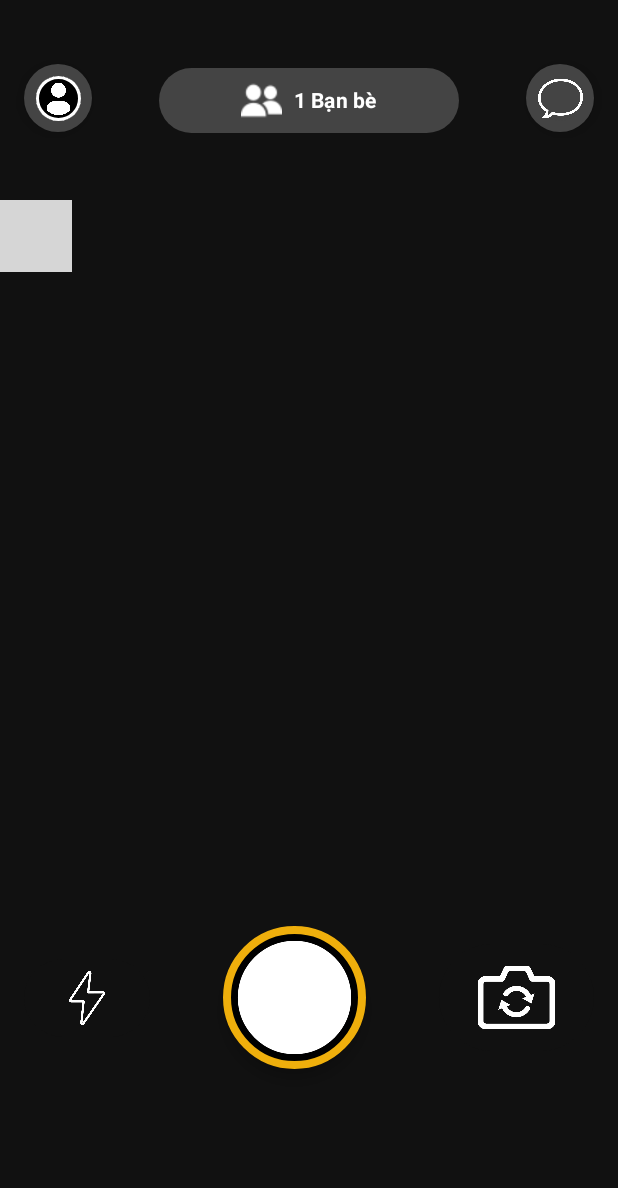
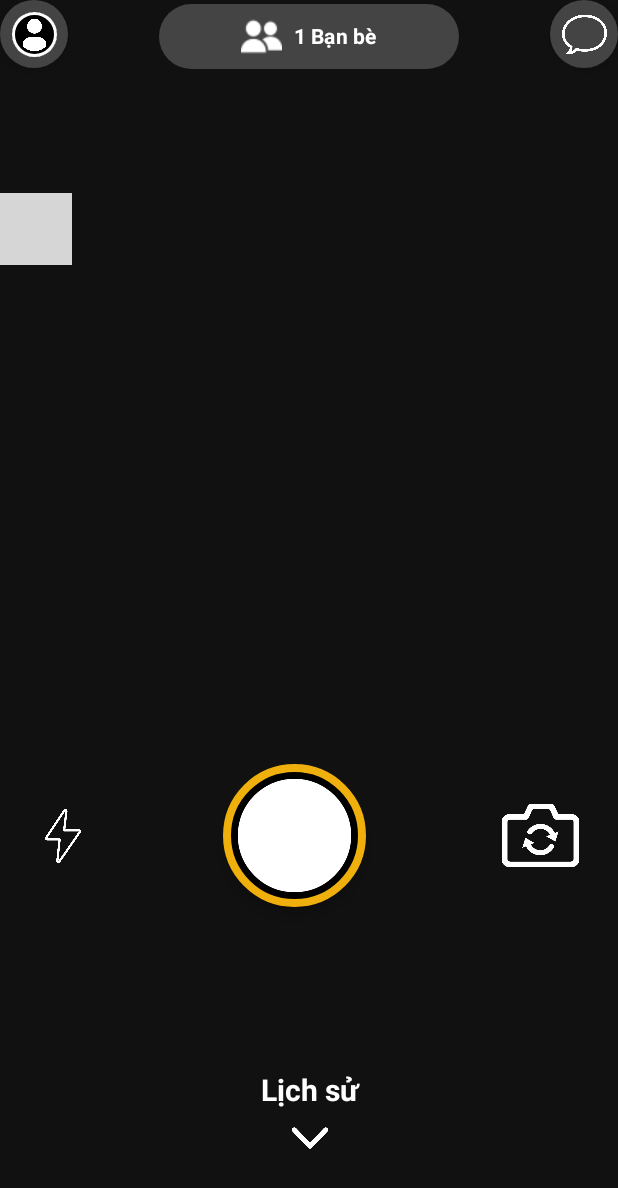
Before and after one commit to Nhandeptrai-123/Application-Socket, an Android app built with Jetpack Compose: the screen it shows after launch (MainActivity), on a phone screen of 412 x 824 dp. Shown: the top 1188 px of the screen. Run offline under Robolectric (Android 15) with nearby library versions, the phone set to English and light mode, and no system bars; libraries missing offline, so code that uses them is left out: androidx.camera.core, androidx.camera.view; 3 statements that could not run were skipped; grey boxes are pictures that could not be loaded.

Commit message:
Adding HistoryPart to CameraScreenTakePicture and weight for all Composable function

```diff
--- a/app/src/main/java/com/example/applicationsocket/ui/cameraStuff/CameraScreenTakePicture.kt
+++ b/app/src/main/java/com/example/applicationsocket/ui/cameraStuff/CameraScreenTakePicture.kt
@@ -13,11 +13,13 @@ import androidx.compose.foundation.BorderStroke
 import androidx.compose.foundation.Image
 import androidx.compose.foundation.background
 import androidx.compose.foundation.border
+import androidx.compose.foundation.clickable
 import androidx.compose.foundation.layout.Arrangement
 import androidx.compose.foundation.layout.Box
 import androidx.compose.foundation.layout.Column
 import androidx.compose.foundation.layout.Row
 import androidx.compose.foundation.layout.Spacer
+import androidx.compose.foundation.layout.fillMaxHeight
 import androidx.compose.foundation.layout.fillMaxSize
 import androidx.compose.foundation.layout.fillMaxWidth
 import androidx.compose.foundation.layout.height
@@ -62,6 +64,7 @@ import androidx.compose.ui.text.font.FontStyle
 import androidx.compose.ui.text.font.FontWeight
 import androidx.compose.ui.tooling.preview.Preview
 import androidx.compose.ui.unit.dp
+import androidx.compose.ui.unit.sp
 import androidx.core.content.ContextCompat
 import com.example.applicationsocket.CameraPreview
 //import com.example.applicationsocket.CameraPreview
@@ -75,8 +78,8 @@ import java.io.File
 fun TopBar(modifier: Modifier = Modifier){
     Row(
         modifier = Modifier
-            .fillMaxWidth()
-            .padding(16.dp),
+            .fillMaxSize(),
+//            .padding(16.dp),
         horizontalArrangement = Arrangement.SpaceBetween
     ) {
         FloatingActionButton(
@@ -147,8 +150,8 @@ fun BottomBar(
     val backgroundColorLocket = Color(0xFF111111)
     Row(
         modifier = Modifier
-            .fillMaxWidth()
-            .padding(16.dp),
+            .fillMaxWidth(),
+//            .padding(16.dp),
         horizontalArrangement = Arrangement.SpaceBetween,
         verticalAlignment = Alignment.CenterVertically
     ) {
@@ -204,6 +207,149 @@ fun BottomBar(
                     .size(55.dp)
                     .background(backgroundColorLocket)
             )
+        }
+    }
+}
+
+
+
+@Composable
+fun HistoryPart(){
+    //su dung cho toan app
+    val backgroundColorLocket = Color(0xFF111111)
+    Column(
+        verticalArrangement = Arrangement.Center,
+        horizontalAlignment = Alignment.CenterHorizontally,
+        modifier = Modifier
+            .clickable {  }
+            .background(backgroundColorLocket)
+//            .fillMaxWidth()
+    ) {
+        Text(
+            text = "Lịch sử",
+            color = Color.White,
+            fontWeight = FontWeight.Bold,
+            fontSize = 20.sp
+        )
+        Image(
+            painter = painterResource(id = R.drawable.down_arrow),
+            contentDescription = null,
+            modifier = Modifier
+                .size(40.dp)
+        )
+    }
+}
+
+@Composable
+fun TestMain1() {
+    val context = LocalContext.current
+    val (currentCamera, setCurrentCamera) = remember { mutableStateOf(CameraSelector.DEFAULT_BACK_CAMERA) }
+    val (flashEnabled, setFlashEnabled) = remember { mutableStateOf(false) }
+    val (showWhiteScreen, setShowWhiteScreen) = remember { mutableStateOf(false) }
+    val imageCapture = remember {
+        ImageCapture.Builder().build()
+    }
+
+    val coroutineScope = rememberCoroutineScope()
+
+
+
+    fun capturePhoto() {
+        if (flashEnabled && currentCamera == CameraSelector.DEFAULT_BACK_CAMERA) {
+            imageCapture.flashMode = ImageCapture.FLASH_MODE_ON
+        } else {
+            imageCapture.flashMode = ImageCapture.FLASH_MODE_OFF
+        }
+
+        val photoFile = File(
+            context.getExternalFilesDir(null),
+            "${System.currentTimeMillis()}.jpg"
+        )
+
+        val outputOptions = ImageCapture.OutputFileOptions.Builder(photoFile).build()
+
+        imageCapture.takePicture(
+            outputOptions,
+            ContextCompat.getMainExecutor(context),
+            object : ImageCapture.OnImageSavedCallback {
+                override fun onError(exception: ImageCaptureException) {
+                    Log.e("CameraPreview", "Photo capture failed: ${exception.message}", exception)
+                }
+
+                override fun onImageSaved(outputFileResults: ImageCapture.OutputFileResults) {
+                    val savedUri = Uri.fromFile(photoFile)
+                    Log.d("CameraPreview", "Photo capture succeeded: $savedUri")
+                    Toast.makeText(context, "Photo capture succeeded: $savedUri", Toast.LENGTH_SHORT).show()
+                    // Handle the saved image URI here
+                }
+            }
+        )
+    }
+
+    fun takePicture() {
+        capturePhoto()
+    }
+
+    Column(modifier = Modifier.fillMaxSize()) {
+        //su dung cho toan app
+        val backgroundColorLocket = Color(0xFF111111)
+        // Phần trên cùng của màn hình
+        Row(
+            modifier = Modifier
+                .fillMaxWidth()
+                .weight(0.15625f)
+                .background(backgroundColorLocket),
+            verticalAlignment = Alignment.CenterVertically
+        ) {
+            TopBar()
+        }
+
+        // Phần giữa của màn hình
+        Row(
+            modifier = Modifier
+                .fillMaxWidth()
+                .weight(0.4375f)
+                .background(backgroundColorLocket)
+                .clip(RoundedCornerShape(55.dp))
+        ) {
+            CameraPreview(currentCamera, onImageCaptured = { uri ->
+                // Handle captured image URI here
+            }, imageCapture)
+        }
+        // Phần dưới cùng của màn hình
+        Row(
+            modifier = Modifier
+                .fillMaxWidth()
+                .weight(0.21875f)
+                .background(backgroundColorLocket)
+                .padding(top = 20.dp),
+//            verticalAlignment = Alignment.CenterVertically
+        ) {
+            BottomBar(
+                onTakePicture = { takePicture() },
+                onSwitchCamera = {
+                    setCurrentCamera(
+                        if (currentCamera == CameraSelector.DEFAULT_BACK_CAMERA)
+                            CameraSelector.DEFAULT_FRONT_CAMERA
+                        else
+                            CameraSelector.DEFAULT_BACK_CAMERA
+                    )
+                },
+                flashEnabled = flashEnabled,
+                onFlashToggle = { setFlashEnabled(!flashEnabled) }
+            )
+        }
+
+        Row(
+            horizontalArrangement = Arrangement.Center,
+            verticalAlignment = Alignment.CenterVertically,
+            modifier = Modifier
+                .fillMaxWidth()
+                .background(backgroundColorLocket)
+                .weight(0.1875f)
+
+        ){
+            HistoryPart()
         }
     }
 }
@@ -342,110 +488,6 @@ fun BottomBar(
 //    }
 //}
 
-@Composable
-fun TestMain1() {
-    val context = LocalContext.current
-    val (currentCamera, setCurrentCamera) = remember { mutableStateOf(CameraSelector.DEFAULT_BACK_CAMERA) }
-    val (flashEnabled, setFlashEnabled) = remember { mutableStateOf(false) }
-    val (showWhiteScreen, setShowWhiteScreen) = remember { mutableStateOf(false) }
-    val imageCapture = remember {
-        ImageCapture.Builder().build()
-    }
-
-    val coroutineScope = rememberCoroutineScope()
-
-
-
-    fun capturePhoto() {
-        if (flashEnabled && currentCamera == CameraSelector.DEFAULT_BACK_CAMERA) {
-            imageCapture.flashMode = ImageCapture.FLASH_MODE_ON
-        } else {
-            imageCapture.flashMode = ImageCapture.FLASH_MODE_OFF
-        }
-
-        val photoFile = File(
-            context.getExternalFilesDir(null),
-            "${System.currentTimeMillis()}.jpg"
-        )
-
-        val outputOptions = ImageCapture.OutputFileOptions.Builder(photoFile).build()
-
-        imageCapture.takePicture(
-            outputOptions,
-            ContextCompat.getMainExecutor(context),
-            object : ImageCapture.OnImageSavedCallback {
-                override fun onError(exception: ImageCaptureException) {
-                    Log.e("CameraPreview", "Photo capture failed: ${exception.message}", exception)
-                }
-
-                override fun onImageSaved(outputFileResults: ImageCapture.OutputFileResults) {
-                    val savedUri = Uri.fromFile(photoFile)
-                    Log.d("CameraPreview", "Photo capture succeeded: $savedUri")
-                    Toast.makeText(context, "Photo capture succeeded: $savedUri", Toast.LENGTH_SHORT).show()
-                    // Handle the saved image URI here
-                }
-            }
-        )
-    }
-
-    fun takePicture() {
-        capturePhoto()
-    }
-
-    Column(modifier = Modifier.fillMaxSize()) {
-        //su dung cho toan app
-        val backgroundColorLocket = Color(0xFF111111)
-        // Phần trên cùng của màn hình
-        Row(
-            modifier = Modifier
-                .fillMaxWidth()
-                .weight(0.15625f)
-                .background(backgroundColorLocket),
-            verticalAlignment = Alignment.CenterVertically
-        ) {
-            TopBar()
-        }
-
-        // Phần giữa của màn hình
-        Row(
-            modifier = Modifier
-                .fillMaxWidth()
-                .weight(0.4375f)
-                .background(backgroundColorLocket)
-                .clip(RoundedCornerShape(55.dp))
-        ) {
-            CameraPreview(currentCamera, onImageCaptured = { uri ->
-                // Handle captured image URI here
-            }, imageCapture)
-        }
-
-        // Phần dưới cùng của màn hình
-        Row(
-            modifier = Modifier
-                .fillMaxWidth()
-                .weight(0.375f)
-                .background(backgroundColorLocket),
-            verticalAlignment = Alignment.CenterVertically
-        ) {
-            BottomBar(
-                onTakePicture = { takePicture() },
-                onSwitchCamera = {
-                    setCurrentCamera(
-                        if (currentCamera == CameraSelector.DEFAULT_BACK_CAMERA)
-                            CameraSelector.DEFAULT_FRONT_CAMERA
-                        else
-                            CameraSelector.DEFAULT_BACK_CAMERA
-                    )
-                },
-                flashEnabled = flashEnabled,
-                onFlashToggle = { setFlashEnabled(!flashEnabled) }
-            )
-        }
-    }
-}
-
-
-
 //@Composable
 //fun testmain(){
 //    Column(modifier = Modifier.fillMaxSize()) {
@@ -491,7 +533,7 @@ fun TestMain1() {
 @Composable
 fun TopBarPreview() {
     ApplicationSocketTheme {
-        TopBar()
+        HistoryPart()
 
     }
 }
```
Also changed, not shown: app/src/main/res/drawable/down_arrow.png (added), 10 other files.
